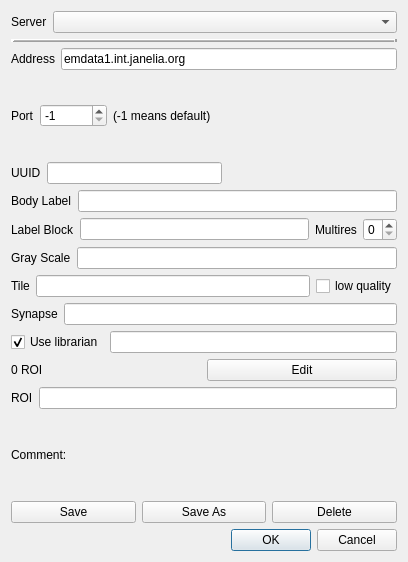
This is neurolabi/gui/dialogs/zdviddialog.ui in janelia-flyem/NeuTu as Qt 5 draws it before an edit. The edited form follows.
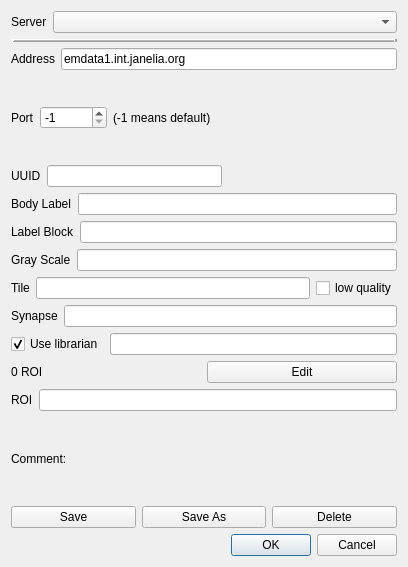
This is the edited form.

Diff of the .ui file:
```diff
--- a/neurolabi/gui/dialogs/zdviddialog.ui
+++ b/neurolabi/gui/dialogs/zdviddialog.ui
@@ -7,7 +7,7 @@
     <x>0</x>
     <y>0</y>
     <width>408</width>
-    <height>562</height>
+    <height>567</height>
    </rect>
   </property>
   <property name="sizePolicy">
@@ -176,24 +176,6 @@
      <item>
       <widget class="QLineEdit" name="labelBlockLineEdit"/>
      </item>
-     <item>
-      <layout class="QHBoxLayout" name="horizontalLayout_14">
-       <item>
-        <widget class="QLabel" name="label_12">
-         <property name="text">
-          <string>Multires</string>
-         </property>
-        </widget>
-       </item>
-       <item>
-        <widget class="QSpinBox" name="maxZoomSpinBox">
-         <property name="maximum">
-          <number>5</number>
-         </property>
-        </widget>
-       </item>
-      </layout>
-     </item>
     </layout>
    </item>
    <item>
```
